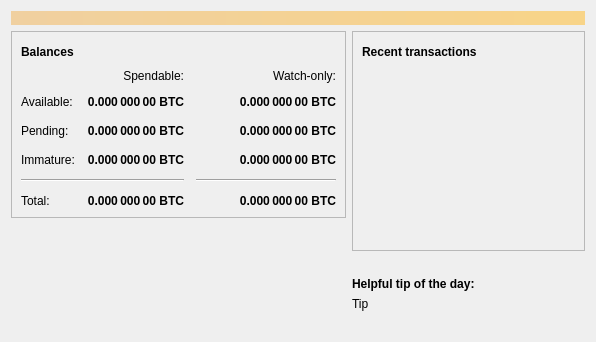
Qt form src/qt/forms/overviewpage.ui (senasgr-eth/junkcoincore-fdn) before a commit.
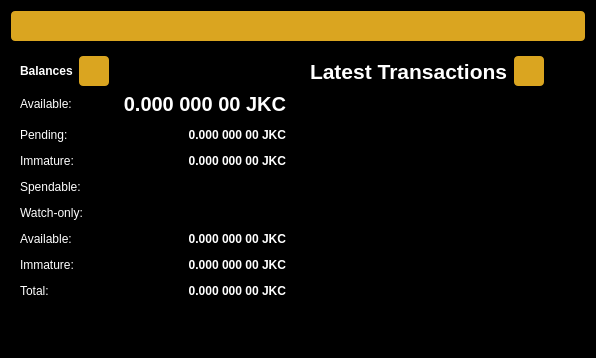
The same form after that commit. Icons and pictures are not drawn.

Patch:
```diff
--- a/src/qt/forms/overviewpage.ui
+++ b/src/qt/forms/overviewpage.ui
@@ -13,6 +13,16 @@
   <property name="windowTitle">
    <string>Form</string>
   </property>
+  <property name="styleSheet">
+   <string notr="true">
+    QWidget { background-color: rgb(0, 0, 0); color: white; }
+    QFrame { background-color: rgba(0, 0, 0, 0); border-radius: 5px; }
+    QLabel { color: white; }
+    QLabel[balance="true"] { color: rgb(218, 165, 32); font-size: 24px; }
+    QPushButton { background-color: rgb(218, 165, 32); color: rgb(0, 0, 0); padding: 8px 16px; border: none; border-radius: 4px; }
+    QPushButton:hover { background-color: rgb(238, 185, 52); }
+   </string>
+</property>
   <layout class="QVBoxLayout" name="topLayout">
    <item>
     <widget class="QLabel" name="labelAlerts">
@@ -20,7 +30,7 @@
       <bool>false</bool>
      </property>
      <property name="styleSheet">
-      <string notr="true">QLabel { background-color: qlineargradient(x1: 0, y1: 0, x2: 1, y2: 0, stop:0 #F0D0A0, stop:1 #F8D488); color:#000000; }</string>
+      <string notr="true">QLabel { background-color: rgb(218, 165, 32); color: rgb(26, 32, 44); padding: 8px; border-radius: 4px; }</string>
      </property>
      <property name="wordWrap">
       <bool>true</bool>
@@ -114,219 +124,6 @@
             <property name="spacing">
              <number>12</number>
             </property>
-            <item row="2" column="2">
-             <widget class="QLabel" name="labelWatchPending">
-              <property name="font">
-               <font>
-                <weight>75</weight>
-                <bold>true</bold>
-               </font>
-              </property>
-              <property name="cursor">
-               <cursorShape>IBeamCursor</cursorShape>
-              </property>
-              <property name="toolTip">
-               <string>Unconfirmed transactions to watch-only addresses</string>
-              </property>
-              <property name="text">
-               <string notr="true">0.000 000 00 BTC</string>
-              </property>
-              <property name="alignment">
-               <set>Qt::AlignRight|Qt::AlignTrailing|Qt::AlignVCenter</set>
-              </property>
-              <property name="textInteractionFlags">
-               <set>Qt::LinksAccessibleByMouse|Qt::TextSelectableByKeyboard|Qt::TextSelectableByMouse</set>
-              </property>
-             </widget>
-            </item>
-            <item row="2" column="1">
-             <widget class="QLabel" name="labelUnconfirmed">
-              <property name="font">
-               <font>
-                <weight>75</weight>
-                <bold>true</bold>
-               </font>
-              </property>
-              <property name="cursor">
-               <cursorShape>IBeamCursor</cursorShape>
-              </property>
-              <property name="toolTip">
-               <string>Total of transactions that have yet to be confirmed, and do not yet count toward the spendable balance</string>
-              </property>
-              <property name="text">
-               <string notr="true">0.000 000 00 BTC</string>
-              </property>
-              <property name="alignment">
-               <set>Qt::AlignRight|Qt::AlignTrailing|Qt::AlignVCenter</set>
-              </property>
-              <property name="textInteractionFlags">
-               <set>Qt::LinksAccessibleByMouse|Qt::TextSelectableByKeyboard|Qt::TextSelectableByMouse</set>
-              </property>
-             </widget>
-            </item>
-            <item row="3" column="2">
-             <widget class="QLabel" name="labelWatchImmature">
-              <property name="font">
-               <font>
-                <weight>75</weight>
-                <bold>true</bold>
-               </font>
-              </property>
-              <property name="cursor">
-               <cursorShape>IBeamCursor</cursorShape>
-              </property>
-              <property name="toolTip">
-               <string>Mined balance in watch-only addresses that has not yet matured</string>
-              </property>
-              <property name="text">
-               <string notr="true">0.000 000 00 BTC</string>
-              </property>
-              <property name="alignment">
-               <set>Qt::AlignRight|Qt::AlignTrailing|Qt::AlignVCenter</set>
-              </property>
-              <property name="textInteractionFlags">
-               <set>Qt::LinksAccessibleByMouse|Qt::TextSelectableByKeyboard|Qt::TextSelectableByMouse</set>
-              </property>
-             </widget>
-            </item>
-            <item row="4" column="0" colspan="2">
-             <widget class="Line" name="line">
-              <property name="orientation">
-               <enum>Qt::Horizontal</enum>
-              </property>
-             </widget>
-            </item>
-            <item row="4" column="2">
-             <widget class="Line" name="lineWatchBalance">
-              <property name="sizePolicy">
-               <sizepolicy hsizetype="Preferred" vsizetype="Fixed">
-                <horstretch>0</horstretch>
-                <verstretch>0</verstretch>
-               </sizepolicy>
-              </property>
-              <property name="minimumSize">
-               <size>
-                <width>140</width>
-                <height>0</height>
-               </size>
-              </property>
-              <property name="orientation">
-               <enum>Qt::Horizontal</enum>
-              </property>
-             </widget>
-            </item>
-            <item row="5" column="0">
-             <widget class="QLabel" name="labelTotalText">
-              <property name="text">
-               <string>Total:</string>
-              </property>
-             </widget>
-            </item>
-            <item row="3" column="1">
-             <widget class="QLabel" name="labelImmature">
-              <property name="font">
-               <font>
-                <weight>75</weight>
-                <bold>true</bold>
-               </font>
-              </property>
-              <property name="cursor">
-               <cursorShape>IBeamCursor</cursorShape>
-              </property>
-              <property name="toolTip">
-               <string>Mined balance that has not yet matured</string>
-              </property>
-              <property name="text">
-               <string notr="true">0.000 000 00 BTC</string>
-              </property>
-              <property name="alignment">
-               <set>Qt::AlignRight|Qt::AlignTrailing|Qt::AlignVCenter</set>
-              </property>
-              <property name="textInteractionFlags">
-               <set>Qt::LinksAccessibleByMouse|Qt::TextSelectableByKeyboard|Qt::TextSelectableByMouse</set>
-              </property>
-             </widget>
-            </item>
-            <item row="2" column="3">
-             <spacer name="horizontalSpacer_2">
-              <property name="orientation">
-               <enum>Qt::Horizontal</enum>
-              </property>
-              <property name="sizeHint" stdset="0">
-               <size>
-                <width>40</width>
-                <height>20</height>
-               </size>
-              </property>
-             </spacer>
-            </item>
-            <item row="3" column="0">
-             <widget class="QLabel" name="labelImmatureText">
-              <property name="text">
-               <string>Immature:</string>
-              </property>
-             </widget>
-            </item>
-            <item row="5" column="1">
-             <widget class="QLabel" name="labelTotal">
-              <property name="font">
-               <font>
-                <weight>75</weight>
-                <bold>true</bold>
-               </font>
-              </property>
-              <property name="cursor">
-               <cursorShape>IBeamCursor</cursorShape>
-              </property>
-              <property name="toolTip">
-               <string>Your current total balance</string>
-              </property>
-              <property name="text">
-               <string notr="true">0.000 000 00 BTC</string>
-              </property>
-              <property name="alignment">
-               <set>Qt::AlignRight|Qt::AlignTrailing|Qt::AlignVCenter</set>
-              </property>
-              <property name="textInteractionFlags">
-               <set>Qt::LinksAccessibleByMouse|Qt::TextSelectableByKeyboard|Qt::TextSelectableByMouse</set>
-              </property>
-             </widget>
-            </item>
-            <item row="5" column="2">
-             <widget class="QLabel" name="labelWatchTotal">
-              <property name="font">
-               <font>
-                <weight>75</weight>
-                <bold>true</bold>
-               </font>
-              </property>
-              <property name="cursor">
-               <cursorShape>IBeamCursor</cursorShape>
-              </property>
-              <property name="toolTip">
-               <string>Current total balance in watch-only addresses</string>
-              </property>
-              <property name="text">
-               <string notr="true">0.000 000 00 BTC</string>
-              </property>
-              <property name="alignment">
-               <set>Qt::AlignRight|Qt::AlignTrailing|Qt::AlignVCenter</set>
-              </property>
-              <property name="textInteractionFlags">
-               <set>Qt::LinksAccessibleByMouse|Qt::TextSelectableByKeyboard|Qt::TextSelectableByMouse</set>
-              </property>
-             </widget>
-            </item>
-            <item row="0" column="2">
-             <widget class="QLabel" name="labelWatchonly">
-              <property name="text">
-               <string>Watch-only:</string>
-              </property>
-              <property name="alignment">
-               <set>Qt::AlignRight|Qt::AlignTrailing|Qt::AlignVCenter</set>
-              </property>
-             </widget>
-            </item>
             <item row="1" column="0">
              <widget class="QLabel" name="labelBalanceText">
               <property name="text">
@@ -338,6 +135,7 @@
              <widget class="QLabel" name="labelBalance">
               <property name="font">
                <font>
+                <pointsize>15</pointsize>
                 <weight>75</weight>
                 <bold>true</bold>
                </font>
@@ -349,7 +147,7 @@
                <string>Your current spendable balance</string>
               </property>
               <property name="text">
-               <string notr="true">0.000 000 00 BTC</string>
+               <string notr="true">0.000 000 00 JKC</string>
               </property>
               <property name="alignment">
                <set>Qt::AlignRight|Qt::AlignTrailing|Qt::AlignVCenter</set>
@@ -357,30 +155,8 @@
               <property name="textInteractionFlags">
                <set>Qt::LinksAccessibleByMouse|Qt::TextSelectableByKeyboard|Qt::TextSelectableByMouse</set>
               </property>
-             </widget>
-            </item>
-            <item row="1" column="2">
-             <widget class="QLabel" name="labelWatchAvailable">
-              <property name="font">
-               <font>
-                <weight>75</weight>
-                <bold>true</bold>
-               </font>
-              </property>
-              <property name="cursor">
-               <cursorShape>IBeamCursor</cursorShape>
-              </property>
-              <property name="toolTip">
-               <string>Your current balance in watch-only addresses</string>
-              </property>
-              <property name="text">
-               <string notr="true">0.000 000 00 BTC</string>
-              </property>
-              <property name="alignment">
-               <set>Qt::AlignRight|Qt::AlignTrailing|Qt::AlignVCenter</set>
-              </property>
-              <property name="textInteractionFlags">
-               <set>Qt::LinksAccessibleByMouse|Qt::TextSelectableByKeyboard|Qt::TextSelectableByMouse</set>
+              <property name="balance" stdset="0">
+               <bool>true</bool>
               </property>
              </widget>
             </item>
@@ -391,13 +167,177 @@
               </property>
              </widget>
             </item>
-            <item row="0" column="1">
+            <item row="2" column="1">
+             <widget class="QLabel" name="labelUnconfirmed">
+              <property name="font">
+               <font>
+                <weight>75</weight>
+                <bold>true</bold>
+               </font>
+              </property>
+              <property name="cursor">
+               <cursorShape>IBeamCursor</cursorShape>
+              </property>
+              <property name="toolTip">
+               <string>Total of transactions that have yet to be confirmed, and do not yet count toward the spendable balance</string>
+              </property>
+              <property name="text">
+               <string notr="true">0.000 000 00 JKC</string>
+              </property>
+              <property name="alignment">
+               <set>Qt::AlignRight|Qt::AlignTrailing|Qt::AlignVCenter</set>
+              </property>
+              <property name="textInteractionFlags">
+               <set>Qt::LinksAccessibleByMouse|Qt::TextSelectableByKeyboard|Qt::TextSelectableByMouse</set>
+              </property>
+             </widget>
+            </item>
+            <item row="3" column="0">
+             <widget class="QLabel" name="labelImmatureText">
+              <property name="text">
+               <string>Immature:</string>
+              </property>
+             </widget>
+            </item>
+            <item row="3" column="1">
+             <widget class="QLabel" name="labelImmature">
+              <property name="font">
+               <font>
+                <weight>75</weight>
+                <bold>true</bold>
+               </font>
+              </property>
+              <property name="cursor">
+               <cursorShape>IBeamCursor</cursorShape>
+              </property>
+              <property name="toolTip">
+               <string>Mined balance that has not yet matured</string>
+              </property>
+              <property name="text">
+               <string notr="true">0.000 000 00 JKC</string>
+              </property>
+              <property name="alignment">
+               <set>Qt::AlignRight|Qt::AlignTrailing|Qt::AlignVCenter</set>
+              </property>
+              <property name="textInteractionFlags">
+               <set>Qt::LinksAccessibleByMouse|Qt::TextSelectableByKeyboard|Qt::TextSelectableByMouse</set>
+              </property>
+             </widget>
+            </item>
+            <item row="4" column="0">
              <widget class="QLabel" name="labelSpendable">
               <property name="text">
                <string>Spendable:</string>
               </property>
+             </widget>
+            </item>
+            <item row="5" column="0">
+             <widget class="QLabel" name="labelWatchonly">
+              <property name="text">
+               <string>Watch-only:</string>
+              </property>
+             </widget>
+            </item>
+            <item row="4" column="1">
+             <widget class="Line" name="lineWatchBalance">
+              <property name="orientation">
+               <enum>Qt::Horizontal</enum>
+              </property>
+             </widget>
+            </item>
+            <item row="6" column="0">
+             <widget class="QLabel" name="labelWatchAvailable">
+              <property name="text">
+               <string>Available:</string>
+              </property>
+             </widget>
+            </item>
+            <item row="6" column="1">
+             <widget class="QLabel" name="labelWatchPending">
+              <property name="font">
+               <font>
+                <weight>75</weight>
+                <bold>true</bold>
+               </font>
+              </property>
+              <property name="cursor">
+               <cursorShape>IBeamCursor</cursorShape>
+              </property>
+              <property name="toolTip">
+               <string>Total of transactions that have yet to be confirmed, and do not yet count toward the spendable balance</string>
+              </property>
+              <property name="text">
+               <string notr="true">0.000 000 00 JKC</string>
+              </property>
               <property name="alignment">
                <set>Qt::AlignRight|Qt::AlignTrailing|Qt::AlignVCenter</set>
+              </property>
+              <property name="textInteractionFlags">
+               <set>Qt::LinksAccessibleByMouse|Qt::TextSelectableByKeyboard|Qt::TextSelectableByMouse</set>
+              </property>
+             </widget>
+            </item>
+            <item row="7" column="0">
+             <widget class="QLabel" name="labelWatchImmature">
+              <property name="text">
+               <string>Immature:</string>
+              </property>
+             </widget>
+            </item>
+            <item row="7" column="1">
+             <widget class="QLabel" name="labelWatchTotal">
+              <property name="font">
+               <font>
+                <weight>75</weight>
+                <bold>true</bold>
+               </font>
+              </property>
+              <property name="cursor">
+               <cursorShape>IBeamCursor</cursorShape>
+              </property>
+              <property name="toolTip">
+               <string>Your current total balance</string>
+              </property>
+              <property name="text">
+               <string notr="true">0.000 000 00 JKC</string>
+              </property>
+              <property name="alignment">
+               <set>Qt::AlignRight|Qt::AlignTrailing|Qt::AlignVCenter</set>
+              </property>
+              <property name="textInteractionFlags">
+               <set>Qt::LinksAccessibleByMouse|Qt::TextSelectableByKeyboard|Qt::TextSelectableByMouse</set>
+              </property>
+             </widget>
+            </item>
+            <item row="8" column="0">
+             <widget class="QLabel" name="labelTotalText">
+              <property name="text">
+               <string>Total:</string>
+              </property>
+             </widget>
+            </item>
+            <item row="8" column="1">
+             <widget class="QLabel" name="labelTotal">
+              <property name="font">
+               <font>
+                <weight>75</weight>
+                <bold>true</bold>
+               </font>
+              </property>
+              <property name="cursor">
+               <cursorShape>IBeamCursor</cursorShape>
+              </property>
+              <property name="toolTip">
+               <string>Your current total balance</string>
+              </property>
+              <property name="text">
+               <string notr="true">0.000 000 00 JKC</string>
+              </property>
+              <property name="alignment">
+               <set>Qt::AlignRight|Qt::AlignTrailing|Qt::AlignVCenter</set>
+              </property>
+              <property name="textInteractionFlags">
+               <set>Qt::LinksAccessibleByMouse|Qt::TextSelectableByKeyboard|Qt::TextSelectableByMouse</set>
               </property>
              </widget>
             </item>
@@ -479,12 +419,13 @@
              <widget class="QLabel" name="label_4">
               <property name="font">
                <font>
+                <pointsize>16</pointsize>
                 <weight>75</weight>
                 <bold>true</bold>
                </font>
               </property>
               <property name="text">
-               <string>Recent transactions</string>
+               <string>Latest Transactions</string>
               </property>
              </widget>
             </item>
@@ -539,7 +480,7 @@
           <item>
            <widget class="QListView" name="listTransactions">
             <property name="styleSheet">
-             <string notr="true">QListView { background: transparent; }</string>
+             <string notr="true">QListView { background: transparent; color: white; } QListView::item { padding: 8px; }</string>
             </property>
             <property name="frameShape">
              <enum>QFrame::NoFrame</enum>
@@ -558,62 +499,7 @@
          </layout>
         </widget>
        </item>
-       <item>
-        <spacer name="verticalSpacer_2">
-         <property name="orientation">
-          <enum>Qt::Vertical</enum>
-         </property>
-         <property name="sizeHint" stdset="0">
-          <size>
-           <width>20</width>
-           <height>40</height>
-          </size>
-         </property>
-        </spacer>
-       </item>
-       <item>
-        <layout class="QVBoxLayout" name="verticalLayout_5">
-         <property name="topMargin">
-          <number>0</number>
-         </property>
-         <item>
-          <widget class="QLabel" name="label_tip_header">
-           <property name="font">
-            <font>
-             <weight>75</weight>
-             <bold>true</bold>
-            </font>
-           </property>
-           <property name="text">
-            <string>Helpful tip of the day:</string>
-           </property>
-          </widget>
-         </item>
-         <item>
-          <widget class="QLabel" name="label_tip">
-           <property name="text">
-            <string>Tip</string>
-           </property>
-          </widget>
-         </item>
-         <item>
-          <spacer name="verticalSpacer_3">
-           <property name="orientation">
-            <enum>Qt::Vertical</enum>
-           </property>
-           <property name="sizeType">
-            <enum>QSizePolicy::Maximum</enum>
-           </property>
-           <property name="sizeHint" stdset="0">
-            <size>
-             <width>20</width>
-             <height>40</height>
-            </size>
-           </property>
-          </spacer>
-         </item>
-        </layout>
-       </item>
+       
       </layout>
      </item>
     </layout>
```
